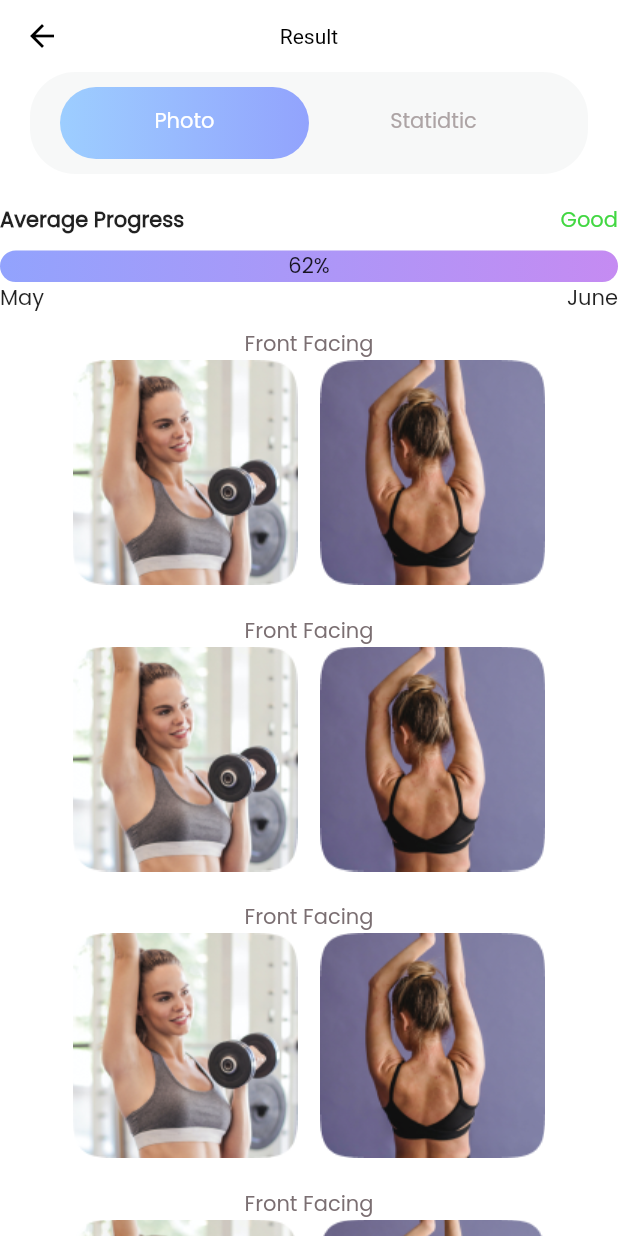
After one commit to salvagb1/fitness, a Flutter app: the ResultFitness screen opened directly, on a phone screen of 412 x 824 dp. The commit adds this screen. Run offline on Flutter 3.47's test engine with Material 2 defaults, Android fonts, the phone set to English and light mode, and no system bars; our stand-ins replace flutter_svg.

Commit message:
Update camera

```diff
--- /dev/null
+++ b/lib/components/card_result.dart
@@ -0,0 +1,27 @@
+import 'package:flutter/material.dart';
+
+class CardResult extends StatefulWidget {
+  CardResult(this.pathSvg, this.pathSvg2, {Key? key}) : super(key: key);
+  String pathSvg = 'assets/icons/yougoal1.svg';
+  String pathSvg2 = 'assets/icons/yougoal1.svg';
+
+  @override
+  State<CardResult> createState() => _CardResultState();
+}
+
+class _CardResultState extends State<CardResult> {
+  @override
+  Widget build(BuildContext context) {
+    final card = Row(
+      mainAxisAlignment: MainAxisAlignment.center,
+      children: [
+        Image(image: AssetImage(widget.pathSvg)),
+        const SizedBox(
+          width: 15,
+        ),
+        Image(image: AssetImage(widget.pathSvg2)),
+      ],
+    );
+    return card;
+  }
+}
--- a/lib/main.dart
+++ b/lib/main.dart
@@ -15,12 +15,13 @@ class MyApp extends StatelessWidget {
       title: 'Flutter Demo',
       debugShowCheckedModeBanner: false,
       theme: ThemeData(
+        fontFamily: 'Poppins',
         scaffoldBackgroundColor: Colors.white,
         primarySwatch: Colors.blue,
         appBarTheme: const AppBarTheme(
           backgroundColor: Colors.white,
           iconTheme: IconThemeData(color: Colors.black),
-          toolbarTextStyle: TextStyle(color: Colors.black),
+          titleTextStyle: TextStyle(color: Colors.black),
           elevation: 0,
         ),
       ),
--- a/lib/pages/results.dart
+++ b/lib/pages/results.dart
@@ -1,4 +1,6 @@
 import 'package:fitness/components/appbar.dart';
+import 'package:fitness/pages/tabbarpage/tab_photo.dart';
+import 'package:fitness/pages/tabbarpage/tab_statistic.dart';
 import 'package:flutter/material.dart';
 
 class ResultFitness extends StatefulWidget {
@@ -8,13 +10,108 @@ class ResultFitness extends StatefulWidget {
   State<ResultFitness> createState() => _ResultFitnessState();
 }
 
-class _ResultFitnessState extends State<ResultFitness> {
+class _ResultFitnessState extends State<ResultFitness>
+    with SingleTickerProviderStateMixin {
+  late TabController _tabController;
+
+  @override
+  void initState() {
+    super.initState();
+    _tabController = TabController(vsync: this, length: 2);
+  }
+
+  @override
+  void dispose() {
+    _tabController.dispose();
+    super.dispose();
+  }
+
   @override
   Widget build(BuildContext context) {
-    return Scaffold(
-      appBar: PreferredSize(
-        child: AppBarcom(titletext: 'Result'),
-        preferredSize: Size.fromHeight(50),
+    return DefaultTabController(
+      length: 2,
+      initialIndex: 0,
+      child: Scaffold(
+        /* appBar: const PreferredSize(
+          child: AppBarcom(titletext: 'Result'),
+          preferredSize: Size.fromHeight(50),
+          ),*/
+        /* appBar: AppBarcom(
+          titletext: 'Result',
+          toolbarHeight: 65,
+          bottom: PreferredSize(
+            preferredSize: Size.fromHeight(65),
+            child: Container(
+              decoration: BoxDecoration(
+                borderRadius: BorderRadius.circular(30),
+                color: const Color(0xffF7F8F8),
+              ),
+              padding: const EdgeInsets.all(10),
+              child: TabBar(
+                indicator: BoxDecoration(
+                  borderRadius: BorderRadius.circular(30),
+                  gradient: const LinearGradient(
+                    colors: [
+                      Color(0xff9DCEFF),
+                      Color(0xff92A3FD),
+                    ],
+                  ),
+                ),
+                unselectedLabelColor: const Color(0xffADA4A5),
+                tabs: const [
+                  Tab(
+                    text: 'Photo',
+                  ),
+                  Tab(text: 'Statidtic'),
+                ],
+              ),
+            ),
+          ),
+        ), */
+        appBar: AppBar(
+          title: const Text('Result'),
+          centerTitle: true,
+          toolbarHeight: AppBar().preferredSize.height + 40,
+          bottom: PreferredSize(
+            preferredSize: Size(MediaQuery.of(context).size.width, 20),
+            child: Container(
+              margin: const EdgeInsets.symmetric(horizontal: 20),
+              padding: const EdgeInsets.symmetric(horizontal: 20, vertical: 10),
+              decoration: BoxDecoration(
+                borderRadius: BorderRadius.circular(30),
+                color: const Color(0xffF7F8F8),
+              ),
+              child: TabBar(
+                controller: _tabController,
+                indicator: BoxDecoration(
+                  borderRadius: BorderRadius.circular(30),
+                  gradient: const LinearGradient(
+                    colors: [
+                      Color(0xff9DCEFF),
+                      Color(0xff92A3FD),
+                    ],
+                  ),
+                ),
+                unselectedLabelColor: const Color(0xffADA4A5),
+                tabs: const [
+                  Tab(
+                    child: Text('Photo'),
+                  ),
+                  Tab(
+                    child: Text('Statidtic'),
+                  )
+                ],
+              ),
+            ),
+          ),
+        ),
+        body: TabBarView(
+          controller: _tabController,
+          children: [
+            TabPhoto(),
+            TabStatistic(),
+          ],
+        ),
       ),
     );
   }
--- /dev/null
+++ b/lib/pages/tabbarpage/tab_photo.dart
@@ -0,0 +1,89 @@
+import 'package:fitness/components/card_result.dart';
+
+import 'package:flutter/material.dart';
+
+class TabPhoto extends StatefulWidget {
+  TabPhoto({Key? key}) : super(key: key);
+
+  @override
+  State<TabPhoto> createState() => _TabPhotoState();
+}
+
+class _TabPhotoState extends State<TabPhoto> {
+  @override
+  Widget build(BuildContext context) {
+    double fullWidth = MediaQuery.of(context).size.width;
+    return Column(
+      children: [
+        const SizedBox(
+          height: 20,
+        ),
+        Row(
+          mainAxisAlignment: MainAxisAlignment.spaceBetween,
+          children: const [
+            Text(
+              'Average Progress',
+              style: TextStyle(fontWeight: FontWeight.w600),
+            ),
+            Text(
+              'Good',
+              style: TextStyle(color: Color(0xff42D742)),
+            ),
+          ],
+        ),
+        const SizedBox(
+          height: 10,
+        ),
+        Container(
+          width: fullWidth,
+          decoration: BoxDecoration(
+            color: const Color(0xffF7F8F8),
+            borderRadius: BorderRadius.circular(30),
+          ),
+          child: Container(
+            width: fullWidth * 0.62,
+            decoration: BoxDecoration(
+              gradient: const LinearGradient(
+                colors: [Color(0xff92A3FD), Color(0xffC58BF2)],
+              ),
+              borderRadius: BorderRadius.circular(30),
+            ),
+            alignment: Alignment.center,
+            child: const Text('62%'),
+          ),
+        ),
+        Row(
+          mainAxisAlignment: MainAxisAlignment.spaceBetween,
+          children: const [
+            Text('May'),
+            Text('June'),
+          ],
+        ),
+        const SizedBox(height: 10),
+        Expanded(
+          child: ListView.builder(
+            shrinkWrap: true,
+            itemCount: 4,
+            itemBuilder: (context, index) {
+              return Column(
+                children: [
+                  const Text(
+                    'Front Facing',
+                    style: TextStyle(
+                      color: Color(0xff7B6F72),
+                    ),
+                  ),
+                  CardResult('assets/images/gallery2.png',
+                      'assets/images/gallery3.png'),
+                  const SizedBox(
+                    height: 20,
+                  ),
+                ],
+              );
+            },
+          ),
+        ),
+      ],
+    );
+  }
+}
--- a/pubspec.yaml
+++ b/pubspec.yaml
@@ -89,3 +89,7 @@ flutter:
   #
   # For details regarding fonts from package dependencies,
   # see https://flutter.dev/custom-fonts/#from-packages
+  fonts:
+     - family: Poppins
+       fonts:
+         - asset: fonts/Poppins-Regular.ttf
```
Also changed, not shown: lib/components/appbar.dart (+26 -8 lines), lib/pages/activity_tracker.dart (+5 -5 lines), lib/pages/login.dart (+7 -1 lines), lib/pages/navigatorbtn/activity_btn.dart (+19 -7 lines), lib/pages/navigatorbtn/profile_btn.dart (+38 -34 lines), lib/pages/tabbarpage/tab_statistic.dart (added, +17 -0 lines), fonts/Poppins-Bold.ttf (added), fonts/Poppins-Regular.ttf (added), fonts/Poppins-SemiBold.ttf (added).
